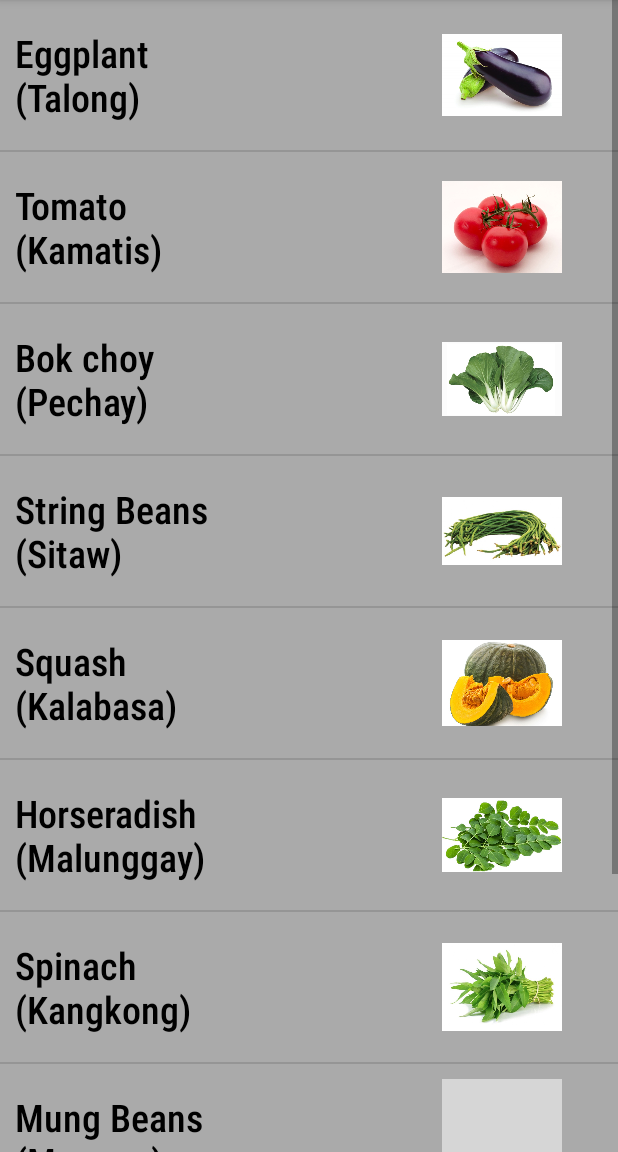
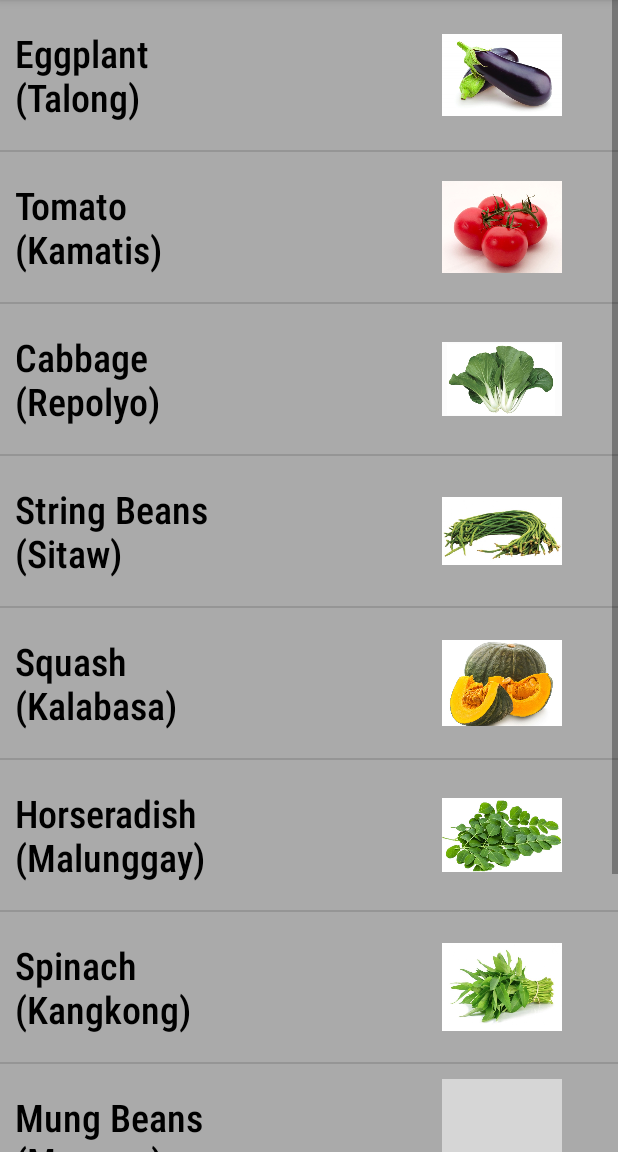
Before and after one commit to rommel1125/VegetablePlantingTutorial2, an Android app: the screen it shows after launch (MainActivity), in the side drawer, after a tap on "Vegetables", on a phone screen of 412 x 824 dp, the part 84-1236 px from its top. Run offline under Robolectric (Android 15) with nearby library versions, the phone set to English and light mode, and no system bars; grey boxes are pictures that could not be loaded.

```diff
--- a/app/src/main/java/com/example/vegetableplantingtutorial/VegetablesFragment.java
+++ b/app/src/main/java/com/example/vegetableplantingtutorial/VegetablesFragment.java
@@ -23,7 +23,7 @@ import androidx.fragment.app.Fragment;
 
 public class VegetablesFragment extends Fragment {
     ListView listView;
-    String[] vegeName = {"Eggplant\n(Talong)","Tomato\n(Kamatis)","Bok choy\n(Pechay)","String Beans\n(Sitaw)","Squash\n(Kalabasa)","Horseradish\n(Malunggay)","Spinach\n(Kangkong)","Mung Beans\n(Monggo)","Bottle gourd\n(Upo)","Bitter gourd\n(Ampalaya)"};
+    String[] vegeName = {"Eggplant\n(Talong)","Tomato\n(Kamatis)","Cabbage\n(Repolyo)","String Beans\n(Sitaw)","Squash\n(Kalabasa)","Horseradish\n(Malunggay)","Spinach\n(Kangkong)","Mung Beans\n(Monggo)","Bottle gourd\n(Upo)","Bitter gourd\n(Ampalaya)"};
     int[] vegeImages = {R.drawable.eggplant,R.drawable.tomato,R.drawable.pechay,R.drawable.sitaw,R.drawable.kalabasa,R.drawable.malunggay,R.drawable.kangkong,R.drawable.monggo,R.drawable.upo,R.drawable.ampalaya};
     String[] number = {"1","2","3","4","5","6","7","8","9","10"};
     DatabaseHelper db;
--- a/build.gradle
+++ b/build.gradle
@@ -5,7 +5,7 @@ buildscript {
         jcenter()
     }
     dependencies {
-        classpath 'com.android.tools.build:gradle:4.1.1'
+        classpath 'com.android.tools.build:gradle:4.1.2'
 
         // NOTE: Do not place your application dependencies here; they belong
         // in the individual module build.gradle files
```
Also changed, not shown: app/src/main/res/layout/fragment_plan.xml (+0 -8 lines), app/src/main/res/drawable/repolyo.jpg (added).
